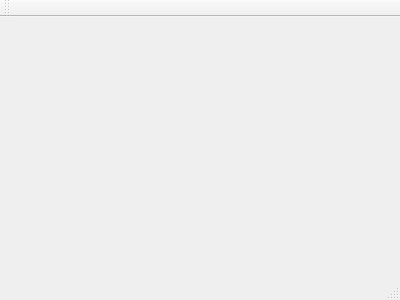
First picture: the form in simple/mainwindow.ui, repository youlanhai/qtpropertysheet, before the edit.
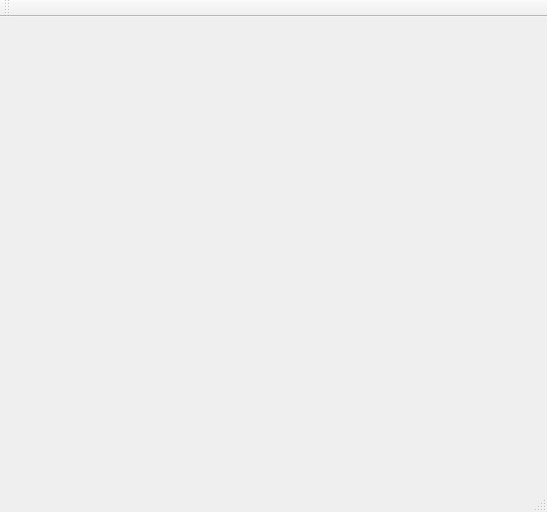
Second picture: the form after the edit.

Commit message: remove QGroupItem widgets when propery deleted.

Diff of the .ui file:
```diff
--- a/simple/mainwindow.ui
+++ b/simple/mainwindow.ui
@@ -6,8 +6,8 @@
    <rect>
     <x>0</x>
     <y>0</y>
-    <width>400</width>
-    <height>300</height>
+    <width>547</width>
+    <height>512</height>
    </rect>
   </property>
   <property name="windowTitle">
```
Left out of the diff: 2 changed lines with no effect on the pictures. The commit also changes 2 other files.
